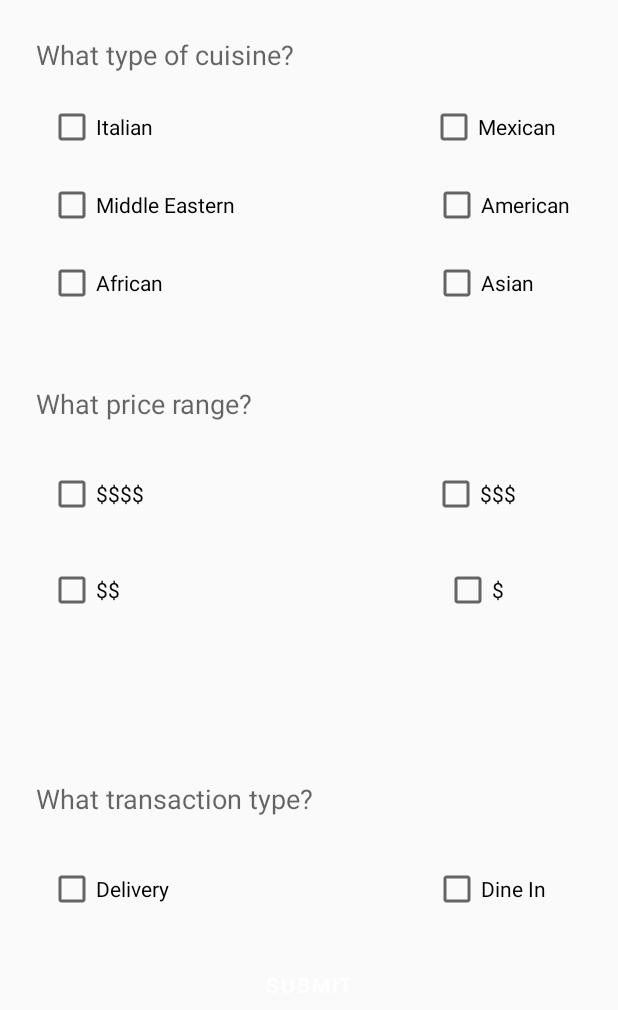
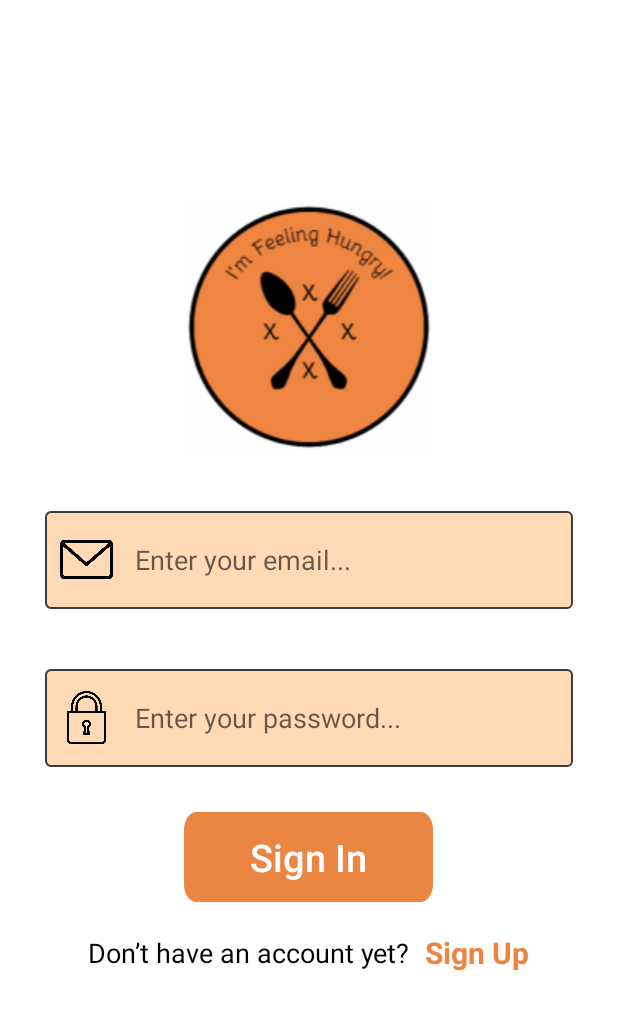
Before and after one commit to FarzanKh/I-Am-Feeling-Hungry, an Android app: the layout activity_main.xml on its own in the app's theme, with its tools: preview values and no code run, on a phone screen of 412 x 824 dp. Shown: the top 1010 px of the screen. Run offline under Robolectric (Android 15) with nearby library versions, the phone set to English and light mode, and no system bars.

Commit message:
Sign in Page & Sign Up Page finished / Take the sign in page as the main activity / left an empty dashboard page (favorite restaurant)

```diff
--- a/app/src/main/java/com/team6/iamfeelinghungry/DashboardActivity.java
+++ b/app/src/main/java/com/team6/iamfeelinghungry/DashboardActivity.java
@@ -4,8 +4,6 @@ import android.app.Activity;
 import android.content.Intent;
 import android.os.Bundle;
 import android.view.View;
-import android.view.Window;
-import android.view.WindowManager;
 import android.widget.Button;
 
 import com.google.firebase.auth.FirebaseAuth;
@@ -16,7 +14,7 @@ public class DashboardActivity extends Activity {
     protected void onCreate(Bundle savedInstanceState) {
         super.onCreate(savedInstanceState);
 
-        setContentView(R.layout.activity_dashboard);
+        setContentView(R.layout.dashboard);
         logout=findViewById(R.id.logout);
         logout.setOnClickListener(new View.OnClickListener() {
             @Override
@@ -28,9 +26,4 @@ public class DashboardActivity extends Activity {
             }
         });
     }
-
-    public void onTakeQuiz(View view) {
-        Intent intent = new Intent(this, QuizActivity.class);
-        startActivity(intent);
-    }
 }
--- a/app/src/main/java/com/team6/iamfeelinghungry/SignUpActivity.java
+++ b/app/src/main/java/com/team6/iamfeelinghungry/SignUpActivity.java
@@ -36,7 +36,7 @@ public class SignUpActivity extends AppCompatActivity {
         this.getWindow().setFlags(WindowManager.LayoutParams.FLAG_FULLSCREEN, WindowManager.LayoutParams.FLAG_FULLSCREEN);
         getSupportActionBar().hide();
 
-        setContentView(R.layout.activity_sign_up);
+        setContentView(R.layout.signup);
         firebaseAuth=FirebaseAuth.getInstance();
         emailEt=findViewById(R.id.email);
         passwordEt1=findViewById(R.id.password1);
--- a/app/src/main/res/layout/activity_main.xml
+++ b/app/src/main/res/layout/activity_main.xml
@@ -1,197 +1,100 @@
 <?xml version="1.0" encoding="utf-8"?>
-<ScrollView xmlns:android="http://schemas.android.com/apk/res/android"
+<LinearLayout xmlns:android="http://schemas.android.com/apk/res/android"
     xmlns:app="http://schemas.android.com/apk/res-auto"
     xmlns:tools="http://schemas.android.com/tools"
     android:layout_width="match_parent"
     android:layout_height="match_parent"
-    android:fillViewport="true">
+    android:gravity="center"
+    android:orientation="vertical"
+    android:background="#ffffff"
+    android:paddingHorizontal="30dp"
+    tools:context=".MainActivity">
 
-    <androidx.constraintlayout.widget.ConstraintLayout
+    <ImageView
+        android:id="@+id/imageView"
         android:layout_width="match_parent"
-        android:layout_height="match_parent"
-        tools:context=".MainActivity">
+        android:layout_height="wrap_content"
+        app:srcCompat="@drawable/hungry" />
 
+    <RelativeLayout
+        android:layout_width="match_parent"
+        android:layout_height="wrap_content"
+        android:layout_marginTop="40dp">
+        <EditText
+            android:id="@+id/email"
+            android:layout_width="match_parent"
+            android:layout_height="65dp"
+            android:hint="Enter your email..."
+            android:paddingVertical="15dp"
+            android:textColor="#000000"
+            android:inputType="textEmailAddress"
+            android:paddingLeft="60dp"
+            android:background="@drawable/rectangular_field"/>
+        <ImageView
+            android:layout_width="35dp"
+            android:layout_height="35dp"
+            android:layout_marginLeft="10dp"
+            android:background="@drawable/email"
+            android:layout_alignParentLeft="true"
+            android:layout_centerInParent="true"/>
+    </RelativeLayout>
+    <RelativeLayout
+        android:layout_width="match_parent"
+        android:layout_height="wrap_content"
+        android:layout_marginTop="40dp">
+        <EditText
+            android:id="@+id/password"
+            android:layout_width="match_parent"
+            android:layout_height="65dp"
+            android:hint="Enter your password..."
+            android:paddingVertical="15dp"
+            android:textColor="#000000"
+            android:inputType="textPassword"
+            android:paddingLeft="60dp"
+            android:background="@drawable/rectangular_field"/>
+        <ImageView
+            android:layout_width="35dp"
+            android:layout_height="35dp"
+            android:layout_marginLeft="10dp"
+            android:background="@drawable/password"
+            android:layout_alignParentLeft="true"
+            android:layout_centerInParent="true"/>
+    </RelativeLayout>
+
+    <Button
+        android:id="@+id/login"
+        android:layout_width="166dp"
+        android:layout_height="60dp"
+        android:layout_marginTop="30dp"
+        android:background="@drawable/button_back"
+        android:backgroundTint="#EA8542"
+        android:text="Sign In"
+        android:textAllCaps="false"
+        android:textColor="#ffffff"
+        android:textSize="25dp" />
+    <LinearLayout
+        android:layout_width="wrap_content"
+        android:layout_height="wrap_content"
+        android:orientation="horizontal"
+        android:gravity="center"
+        android:layout_marginTop="20dp"
+        android:layout_marginBottom="40dp">
         <TextView
-            android:id="@+id/txtQuestionOne3"
-            android:layout_width="0dp"
-            android:layout_height="wrap_content"
-            android:layout_marginStart="24dp"
-            android:layout_marginTop="520dp"
-            android:layout_marginEnd="90dp"
-            android:text="What transaction type?"
-            android:textAppearance="@style/TextAppearance.AppCompat.Medium"
-            app:layout_constraintEnd_toEndOf="parent"
-            app:layout_constraintHorizontal_bias="0.0"
-            app:layout_constraintStart_toStartOf="parent"
-            app:layout_constraintTop_toTopOf="parent"
-            tools:ignore="MissingConstraints" />
-
-        <CheckBox
-            android:id="@+id/checkBox10"
             android:layout_width="wrap_content"
             android:layout_height="wrap_content"
-            android:layout_marginTop="32dp"
-            android:layout_marginEnd="76dp"
-            android:text="@string/checkTen"
-            app:layout_constraintEnd_toEndOf="parent"
-            app:layout_constraintTop_toBottomOf="@+id/checkBox7" />
-
+            android:text="Don’t have an account yet?"
+            android:textColor="#000000"
+            android:textSize="18dp"/>
         <TextView
-            android:id="@+id/txtQuestionOne"
-            android:layout_width="0dp"
-            android:layout_height="wrap_content"
-            android:layout_marginStart="24dp"
-            android:layout_marginTop="24dp"
-            android:layout_marginEnd="90dp"
-            android:text="What type of cuisine?"
-            android:textAppearance="@style/TextAppearance.AppCompat.Medium"
-            app:layout_constraintEnd_toEndOf="parent"
-            app:layout_constraintStart_toStartOf="parent"
-            app:layout_constraintTop_toTopOf="parent"
-            tools:ignore="MissingConstraints" />
-
-        <CheckBox
-            android:id="@+id/checkBox1"
+            android:id="@+id/signUpTv"
             android:layout_width="wrap_content"
             android:layout_height="wrap_content"
-            android:layout_marginStart="32dp"
-            android:layout_marginTop="20dp"
-            android:text="@string/checkFour"
-            app:layout_constraintStart_toStartOf="parent"
-            app:layout_constraintTop_toBottomOf="@+id/txtQuestionOne" />
+            android:text="Sign Up"
+            android:layout_marginLeft="10dp"
+            android:textStyle="bold"
+            android:textSize="20dp"
+            android:textColor="#ea8542"/>
 
-        <CheckBox
-            android:id="@+id/checkBox2"
-            android:layout_width="wrap_content"
-            android:layout_height="wrap_content"
-            android:layout_marginStart="32dp"
-            android:layout_marginTop="20dp"
-            android:text="@string/checkFive"
-            app:layout_constraintStart_toStartOf="parent"
-            app:layout_constraintTop_toBottomOf="@+id/checkBox1" />
+    </LinearLayout>
 
-        <CheckBox
-            android:id="@+id/checkBox3"
-            android:layout_width="wrap_content"
-            android:layout_height="wrap_content"
-            android:layout_marginStart="32dp"
-            android:layout_marginTop="20dp"
-            android:text="@string/checkSix"
-            app:layout_constraintStart_toStartOf="parent"
-            app:layout_constraintTop_toBottomOf="@+id/checkBox2" />
-
-
-        <CheckBox
-            android:id="@+id/checkBox4"
-            android:layout_width="85dp"
-            android:layout_height="wrap_content"
-            android:layout_marginTop="20dp"
-            android:layout_marginEnd="40dp"
-            android:text="@string/checkThree"
-            app:layout_constraintEnd_toEndOf="parent"
-            app:layout_constraintTop_toBottomOf="@+id/txtQuestionOne"
-            tools:ignore="MissingConstraints" />
-
-        <CheckBox
-            android:id="@+id/checkBox5"
-            android:layout_width="wrap_content"
-            android:layout_height="wrap_content"
-            android:layout_marginStart="80dp"
-            android:layout_marginTop="20dp"
-            android:layout_marginEnd="32dp"
-            android:text="@string/checkOne"
-            app:layout_constraintEnd_toEndOf="parent"
-            app:layout_constraintHorizontal_bias="1.0"
-            app:layout_constraintStart_toEndOf="@+id/checkBox2"
-            app:layout_constraintTop_toBottomOf="@+id/checkBox4" />
-
-        <CheckBox
-            android:id="@+id/checkBox6"
-            android:layout_width="wrap_content"
-            android:layout_height="wrap_content"
-            android:layout_marginTop="20dp"
-            android:layout_marginEnd="56dp"
-            android:text="@string/checkTwo"
-            app:layout_constraintEnd_toEndOf="parent"
-            app:layout_constraintTop_toBottomOf="@+id/checkBox5" />
-
-        <TextView
-            android:id="@+id/txtQuestionTwo"
-            android:layout_width="0dp"
-            android:layout_height="wrap_content"
-            android:layout_marginStart="24dp"
-            android:layout_marginTop="52dp"
-            android:layout_marginEnd="90dp"
-            android:text="What price range?"
-            android:textAppearance="@style/TextAppearance.AppCompat.Medium"
-            app:layout_constraintEnd_toEndOf="parent"
-            app:layout_constraintHorizontal_bias="0.0"
-            app:layout_constraintStart_toStartOf="parent"
-            app:layout_constraintTop_toBottomOf="@+id/checkBox3"
-            tools:ignore="MissingConstraints" />
-
-
-        <CheckBox
-            android:id="@+id/checkBox7"
-            android:layout_width="wrap_content"
-            android:layout_height="wrap_content"
-            android:layout_marginTop="32dp"
-            android:layout_marginEnd="68dp"
-            android:text="@string/checkEight"
-            app:layout_constraintEnd_toEndOf="parent"
-            app:layout_constraintTop_toBottomOf="@+id/txtQuestionTwo" />
-
-        <CheckBox
-            android:id="@+id/checkBox9"
-            android:layout_width="wrap_content"
-            android:layout_height="wrap_content"
-            android:layout_marginStart="32dp"
-            android:layout_marginTop="32dp"
-            android:text="@string/checkNine"
-            app:layout_constraintStart_toStartOf="parent"
-            app:layout_constraintTop_toBottomOf="@+id/checkBox8" />
-
-        <CheckBox
-            android:id="@+id/checkBox8"
-            android:layout_width="wrap_content"
-            android:layout_height="wrap_content"
-            android:layout_marginStart="32dp"
-            android:layout_marginTop="32dp"
-            android:text="@string/checkSeven"
-            app:layout_constraintStart_toStartOf="parent"
-            app:layout_constraintTop_toBottomOf="@+id/txtQuestionTwo" />
-
-        <CheckBox
-            android:id="@+id/checkBox12"
-            android:layout_width="wrap_content"
-            android:layout_height="wrap_content"
-            android:layout_marginStart="32dp"
-            android:layout_marginTop="32dp"
-            android:text="@string/checkEleven"
-            app:layout_constraintStart_toStartOf="parent"
-            app:layout_constraintTop_toBottomOf="@+id/txtQuestionOne3" />
-
-        <CheckBox
-            android:id="@+id/checkBox13"
-            android:layout_width="wrap_content"
-            android:layout_height="wrap_content"
-            android:layout_marginTop="32dp"
-            android:layout_marginEnd="48dp"
-            android:text="@string/checkTwelve"
-            app:layout_constraintEnd_toEndOf="parent"
-            app:layout_constraintTop_toBottomOf="@+id/txtQuestionOne3" />
-
-        <Button
-            android:id="@+id/button"
-            style="@style/Widget.MaterialComponents.Button"
-            android:layout_width="wrap_content"
-            android:layout_height="wrap_content"
-            android:layout_marginTop="24dp"
-            android:text="@string/btnSubmit"
-            app:layout_constraintEnd_toEndOf="parent"
-            app:layout_constraintStart_toStartOf="parent"
-            app:layout_constraintTop_toBottomOf="@+id/checkBox13" />
-
-
-    </androidx.constraintlayout.widget.ConstraintLayout>
-</ScrollView>
+</LinearLayout>
--- a/app/src/main/res/values/colors.xml
+++ b/app/src/main/res/values/colors.xml
@@ -8,4 +8,5 @@
     <color name="black">#FF000000</color>
     <color name="white">#FFFFFFFF</color>
     <color name="yellow">#ea8542</color>
+
 </resources>
```
Also changed, not shown: app/build.gradle (+4 -14 lines).
